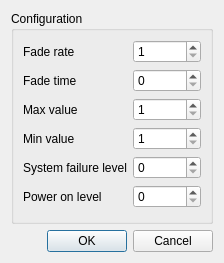
This is data/DialogDaliDeviceConfig.ui in calaos/calaos_installer as Qt 5 draws it before an edit. The edited form follows.
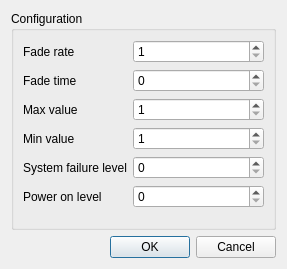
This is the edited form.

Commit message: More layout and translations

Patch:
```diff
--- a/data/DialogDaliDeviceConfig.ui
+++ b/data/DialogDaliDeviceConfig.ui
@@ -6,8 +6,8 @@
    <rect>
     <x>0</x>
     <y>0</y>
-    <width>224</width>
-    <height>263</height>
+    <width>287</width>
+    <height>269</height>
    </rect>
   </property>
   <property name="windowTitle">
```
The commit also changes 4 other files.
